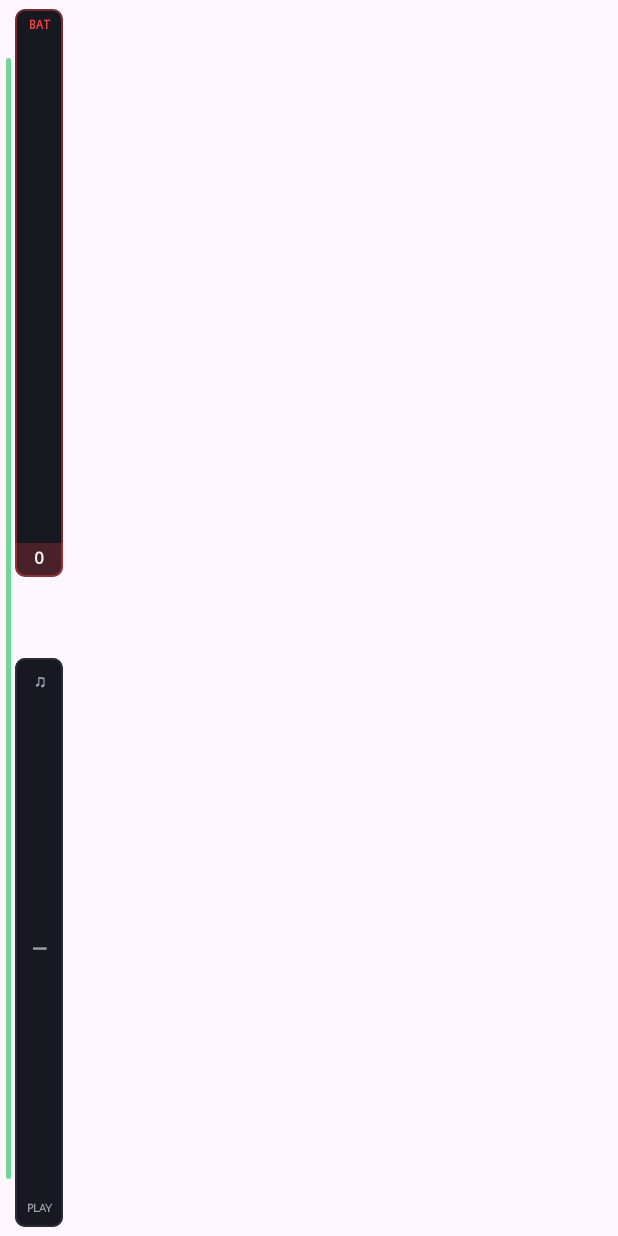
After one commit to voxquietam/voxdock, an Android app built with Jetpack Compose: the composable LeftBezelDock called with empty values, on a phone screen of 412 x 824 dp. The commit adds this screen. Run offline under Robolectric (Android 15) with nearby library versions, the phone set to English and light mode, and no system bars.

Commit message:
Reimagine left bezel as Bento battery & clickable media capsules and enable page swipe in Edit Mode (v0.2.6)

```diff
--- a/android/app/build.gradle.kts
+++ b/android/app/build.gradle.kts
@@ -13,8 +13,8 @@ android {
         applicationId = "com.vox.voxdock"
         minSdk = 26
         targetSdk = 35
-        versionCode = 7
-        versionName = "0.2.5"
+        versionCode = 8
+        versionName = "0.2.6"
     }
 
     buildTypes {
--- a/android/app/src/main/java/com/vox/voxdock/ui/DashboardScreen.kt
+++ b/android/app/src/main/java/com/vox/voxdock/ui/DashboardScreen.kt
@@ -140,6 +140,11 @@ fun DashboardScreen(
     var selectedKind by remember { mutableStateOf<TileKind?>(null) }
     var addTargetCell by remember { mutableStateOf<Pair<Int, Int>?>(null) }
 
+    // Clear tile selection when swiping between pages in Edit Mode
+    LaunchedEffect(pagerState.currentPage) {
+        selectedKind = null
+    }
+
     val filteredNotifs = remember(notifications, settings.mutedSources, activeSourceFilter) {
         notifications.filter { n ->
             !settings.mutedSources.contains(n.source) &&
@@ -157,21 +162,15 @@ fun DashboardScreen(
             .fillMaxSize()
             .background(p.bg)
     ) {
-        // Subtle 3dp left-edge air raid status strip in landscape (clean, zero clutter)
+        // Reimagined Bento capsules in the left camera bezel area (landscape only)
         if (isLandscape) {
-            val alertStripColor = when (dashboard.alerts.selected.level) {
-                "active" -> Color(0xFFEF4444)
-                "partial" -> Color(0xFFF59E0B)
-                else -> Color(0xFF22C55E).copy(alpha = 0.55f)
-            }
-            Box(
-                modifier = Modifier
-                    .align(Alignment.CenterStart)
-                    .padding(start = 3.dp)
-                    .fillMaxHeight(0.84f)
-                    .width(3.dp)
-                    .clip(RoundedCornerShape(2.dp))
-                    .background(alertStripColor)
+            LeftBezelDock(
+                batteryPct = batteryPct,
+                isCharging = isCharging,
+                alertLevel = dashboard.alerts.selected.level,
+                isPlayingMusic = nowPlaying.isPlaying,
+                hasMediaSession = nowPlaying.hasSession,
+                modifier = Modifier.align(Alignment.CenterStart)
             )
         }
 
@@ -300,10 +299,10 @@ fun DashboardScreen(
                 }
             }
 
-            // Swipeable full-height 2D Bento screens
+            // Swipeable full-height 2D Bento screens (swiping works in Edit Mode too!)
             HorizontalPager(
                 state = pagerState,
-                userScrollEnabled = !editMode,
+                userScrollEnabled = true,
                 modifier = Modifier.weight(1f).fillMaxWidth()
             ) { pageIndex ->
                 val page = pages.getOrNull(pageIndex) ?: return@HorizontalPager
--- /dev/null
+++ b/android/app/src/main/java/com/vox/voxdock/ui/LeftBezelDock.kt
@@ -0,0 +1,189 @@
+package com.vox.voxdock.ui
+
+import androidx.compose.foundation.background
+import androidx.compose.foundation.border
+import androidx.compose.foundation.clickable
+import androidx.compose.foundation.layout.*
+import androidx.compose.foundation.shape.RoundedCornerShape
+import androidx.compose.material3.Text
+import androidx.compose.runtime.*
+import androidx.compose.ui.Alignment
+import androidx.compose.ui.Modifier
+import androidx.compose.ui.draw.clip
+import androidx.compose.ui.graphics.Color
+import androidx.compose.ui.text.font.FontFamily
+import androidx.compose.ui.text.font.FontWeight
+import androidx.compose.ui.unit.dp
+import androidx.compose.ui.unit.sp
+import com.vox.voxdock.notifications.MediaMonitor
+import com.vox.voxdock.ui.theme.LocalVoxPalette
+import kotlinx.coroutines.delay
+
+/**
+ * Reimagined left-bezel Bento capsules flanking the landscape camera cutout:
+ * - Top capsule (above camera): Bento-styled battery meter with fill gauge and %
+ * - Center: clear space around the front camera lens + subtle 3dp alert status bar on bezel edge
+ * - Bottom capsule (below camera): clickable mini media badge (live EQ bars when playing, tap to Play/Pause)
+ */
+@Composable
+fun LeftBezelDock(
+    batteryPct: Int,
+    isCharging: Boolean,
+    alertLevel: String,
+    isPlayingMusic: Boolean,
+    hasMediaSession: Boolean,
+    modifier: Modifier = Modifier
+) {
+    val p = LocalVoxPalette.current
+    var tick by remember { mutableIntStateOf(0) }
+
+    LaunchedEffect(isPlayingMusic, alertLevel) {
+        while (true) {
+            delay(220L)
+            tick++
+        }
+    }
+
+    val alertColor = when (alertLevel) {
+        "active" -> if (tick % 2 == 0) Color(0xFFEF4444) else Color(0xFF991B1B)
+        "partial" -> Color(0xFFF59E0B)
+        else -> Color(0xFF22C55E).copy(alpha = 0.65f)
+    }
+
+    val batColor = when {
+        isCharging -> Color(0xFF4ADE80)
+        batteryPct <= 20 -> Color(0xFFEF4444)
+        batteryPct <= 45 -> Color(0xFFF59E0B)
+        else -> Color(0xFF38BDF8)
+    }
+
+    Box(
+        modifier = modifier
+            .fillMaxHeight()
+            .width(42.dp)
+            .windowInsetsPadding(WindowInsets.statusBars)
+            .windowInsetsPadding(WindowInsets.navigationBars)
+            .padding(start = 4.dp, top = 6.dp, bottom = 6.dp)
+    ) {
+        // Thin vertical alert bar hugging the left edge
+        Box(
+            modifier = Modifier
+                .align(Alignment.CenterStart)
+                .fillMaxHeight(0.92f)
+                .width(3.dp)
+                .clip(RoundedCornerShape(2.dp))
+                .background(alertColor)
+        )
+
+        Column(
+            modifier = Modifier
+                .fillMaxSize()
+                .padding(start = 6.dp),
+            verticalArrangement = Arrangement.SpaceBetween,
+            horizontalAlignment = Alignment.CenterHorizontally
+        ) {
+            // TOP CAPSULE (above camera hole): Bento Battery Card
+            Box(
+                modifier = Modifier
+                    .fillMaxWidth()
+                    .weight(1f)
+                    .border(1.dp, batColor.copy(alpha = 0.45f), RoundedCornerShape(7.dp))
+                    .clip(RoundedCornerShape(7.dp))
+                    .background(p.card),
+                contentAlignment = Alignment.BottomCenter
+            ) {
+                val fillFrac = (batteryPct / 100f).coerceIn(0.06f, 1f)
+                Box(
+                    modifier = Modifier
+                        .fillMaxWidth()
+                        .fillMaxHeight(fillFrac)
+                        .background(batColor.copy(alpha = 0.22f))
+                )
+                Column(
+                    modifier = Modifier
+                        .fillMaxSize()
+                        .padding(vertical = 6.dp),
+                    horizontalAlignment = Alignment.CenterHorizontally,
+                    verticalArrangement = Arrangement.SpaceBetween
+                ) {
+                    Text(
+                        text = if (isCharging) "⚡" else "BAT",
+                        color = batColor,
+                        fontFamily = FontFamily.Monospace,
+                        fontWeight = FontWeight.Bold,
+                        fontSize = 8.sp
+                    )
+                    Text(
+                        text = "$batteryPct",
+                        color = p.text,
+                        fontFamily = FontFamily.Monospace,
+                        fontWeight = FontWeight.Bold,
+                        fontSize = 11.sp
+                    )
+                }
+            }
+
+            // CAMERA HOLE CLEARANCE (keeps lens completely unobstructed)
+            Spacer(modifier = Modifier.height(54.dp))
+
+            // BOTTOM CAPSULE (below camera hole): Clickable Bento Media / EQ Card
+            val mediaAccent = if (isPlayingMusic) Color(0xFF1DB954) else p.border
+            Box(
+                modifier = Modifier
+                    .fillMaxWidth()
+                    .weight(1f)
+                    .border(1.dp, mediaAccent.copy(alpha = if (isPlayingMusic) 0.7f else 1f), RoundedCornerShape(7.dp))
+                    .clip(RoundedCornerShape(7.dp))
+                    .background(if (isPlayingMusic) Color(0xFF1DB954).copy(alpha = 0.12f) else p.card)
+                    .clickable { MediaMonitor.togglePlayPause() }
+                    .padding(vertical = 8.dp),
+                contentAlignment = Alignment.Center
+            ) {
+                Column(
+                    modifier = Modifier.fillMaxSize(),
+                    horizontalAlignment = Alignment.CenterHorizontally,
+                    verticalArrangement = Arrangement.SpaceBetween
+                ) {
+                    Text(
+                        text = "♫",
+                        color = if (isPlayingMusic) Color(0xFF4ADE80) else p.muted,
+                        fontFamily = FontFamily.Monospace,
+                        fontWeight = FontWeight.Bold,
+                        fontSize = 11.sp
+                    )
+
+                    if (isPlayingMusic) {
+                        val h1 = listOf(8, 22, 12, 28, 10)[tick % 5].dp
+                        val h2 = listOf(24, 10, 30, 16, 22)[(tick + 2) % 5].dp
+                        val h3 = listOf(14, 28, 10, 20, 26)[(tick + 4) % 5].dp
+                        Row(
+                            horizontalArrangement = Arrangement.spacedBy(2.dp),
+                            verticalAlignment = Alignment.Bottom,
+                            modifier = Modifier.height(32.dp)
+                        ) {
+                            Box(Modifier.width(4.dp).height(h1).clip(RoundedCornerShape(1.dp)).background(Color(0xFF1DB954)))
+                            Box(Modifier.width(4.dp).height(h2).clip(RoundedCornerShape(1.dp)).background(Color(0xFF4ADE80)))
+                            Box(Modifier.width(4.dp).height(h3).clip(RoundedCornerShape(1.dp)).background(Color(0xFF1DB954)))
+                        }
+                    } else {
+                        Text(
+                            text = if (hasMediaSession) "▶" else "—",
+                            color = p.muted,
+                            fontFamily = FontFamily.Monospace,
+                            fontWeight = FontWeight.Bold,
+                            fontSize = 14.sp
+                        )
+                    }
+
+                    Text(
+                        text = if (isPlayingMusic) "PAUSE" else "PLAY",
+                        color = if (isPlayingMusic) Color(0xFF4ADE80) else p.muted,
+                        fontFamily = FontFamily.Monospace,
+                        fontWeight = FontWeight.Bold,
+                        fontSize = 7.sp
+                    )
+                }
+            }
+        }
+    }
+}
```
